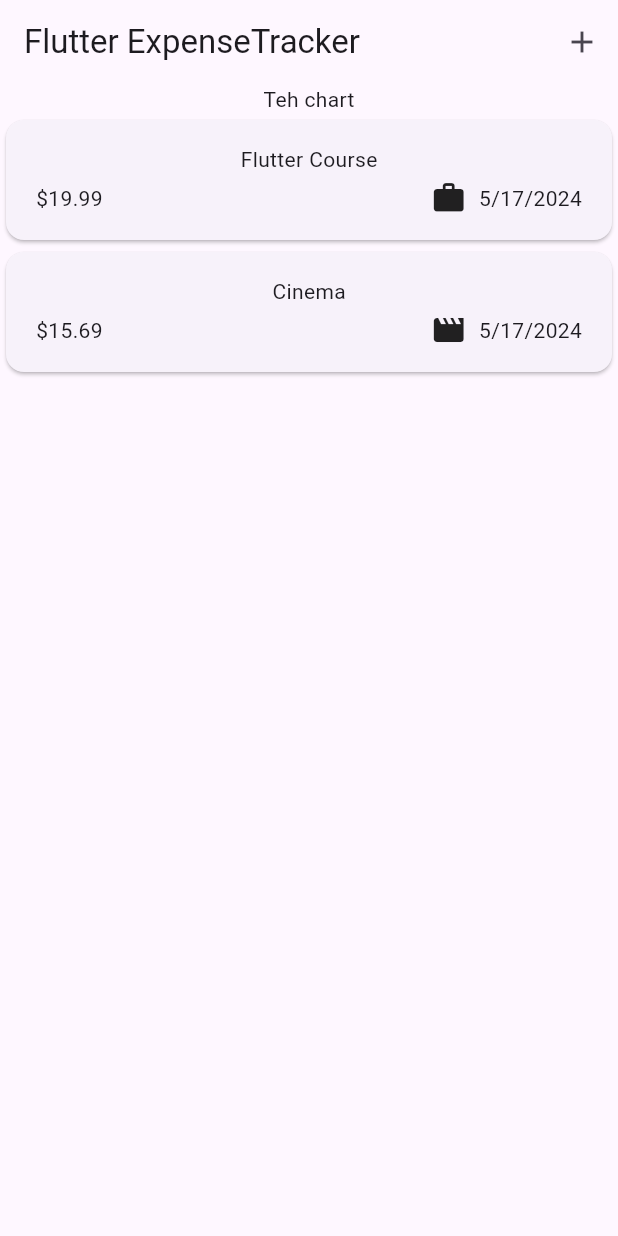
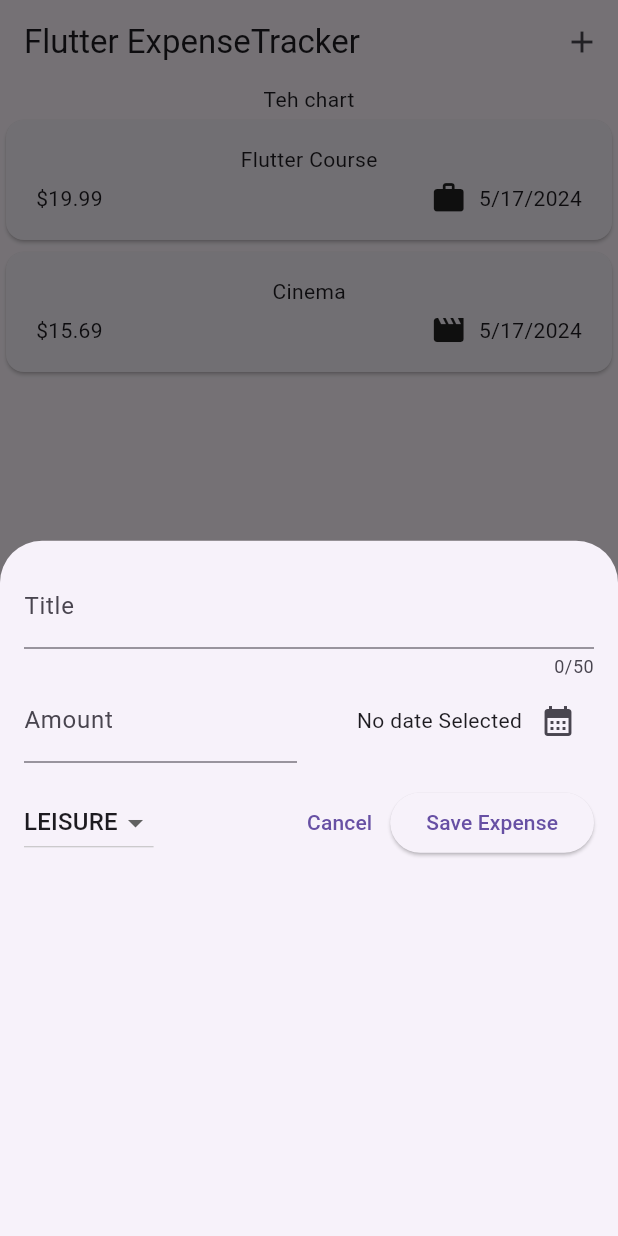
Before and after one commit to taejun864/flutter_expense_tracker, a Flutter app: the screen it shows after launch, after a tap on the "add" icon, on a phone screen of 412 x 824 dp. Run offline on Flutter 3.47's test engine with Material 3 defaults, Android fonts, the phone set to English and light mode, and no system bars.

Commit message:
working on new expense modal

```diff
--- a/lib/widgets/expenses.dart
+++ b/lib/widgets/expenses.dart
@@ -1,4 +1,5 @@
 import 'package:expense_tracker/widgets/expenses_list/expenses_list.dart';
+import 'package:expense_tracker/widgets/new_expense.dart';
 import 'package:flutter/material.dart';
 
 import 'package:expense_tracker/models/expense.dart';
@@ -28,6 +29,13 @@ class _ExpensesState extends State<Expenses> {
     ),
   ];
 
+  void _openAddExpenseOverlay() {
+    showModalBottomSheet(
+      context: context,
+      builder: (ctx) => const NewExpense(),
+    );
+  }
+
   @override
   Widget build(BuildContext context) {
     return Scaffold(
@@ -35,7 +43,7 @@ class _ExpensesState extends State<Expenses> {
         title: const Text('Flutter ExpenseTracker'),
         actions: [
           IconButton(
-            onPressed: () {},
+            onPressed: _openAddExpenseOverlay,
             icon: const Icon(Icons.add),
           ),
         ],
--- /dev/null
+++ b/lib/widgets/new_expense.dart
@@ -0,0 +1,131 @@
+import 'package:flutter/material.dart';
+
+import 'package:expense_tracker/models/expense.dart';
+
+class NewExpense extends StatefulWidget {
+  const NewExpense({super.key});
+
+  @override
+  State<NewExpense> createState() {
+    return _NewExpenseState();
+  }
+}
+
+class _NewExpenseState extends State<NewExpense> {
+  final _titleController = TextEditingController();
+  final _amountController = TextEditingController();
+  DateTime? _selectedDate;
+  Category _selectedCategory = Category.leisure;
+
+  void _presentDatePicker() async {
+    final now = DateTime.now();
+    final firstDate = DateTime(now.year - 1, now.month, now.day);
+    final pickedDate = await showDatePicker(
+      context: context,
+      initialDate: now,
+      firstDate: firstDate,
+      lastDate: now,
+    );
+    setState(() {
+      _selectedDate = pickedDate;
+    });
+  }
+
+  @override
+  void dispose() {
+    _titleController.dispose();
+    _amountController.dispose();
+    super.dispose();
+  }
+
+  @override
+  Widget build(BuildContext context) {
+    return Padding(
+      padding: const EdgeInsets.all(16),
+      child: Column(
+        children: [
+          TextField(
+            controller: _titleController,
+            maxLength: 50,
+            decoration: const InputDecoration(
+              label: Text('Title'),
+            ),
+          ),
+          Row(
+            children: [
+              Expanded(
+                child: TextField(
+                  controller: _amountController,
+                  keyboardType: TextInputType.number,
+                  decoration: const InputDecoration(
+                    prefixText: '\$',
+                    label: Text('Amount'),
+                  ),
+                ),
+              ),
+              const SizedBox(
+                width: 16,
+              ),
+              Expanded(
+                child: Row(
+                  mainAxisAlignment: MainAxisAlignment.end,
+                  crossAxisAlignment: CrossAxisAlignment.center,
+                  children: [
+                    Text(_selectedDate == null
+                        ? 'No date Selected'
+                        : formatter.format(_selectedDate!)),
+                    IconButton(
+                      onPressed: _presentDatePicker,
+                      icon: const Icon(
+                        Icons.calendar_month,
+                      ),
+                    ),
+                  ],
+                ),
+              ),
+            ],
+          ),
+          const SizedBox(height: 16),
+          Row(
+            children: [
+              DropdownButton(
+                  value: _selectedCategory,
+                  items: Category.values
+                      .map(
+                        (category) => DropdownMenuItem(
+                          value: category,
+                          child: Text(
+                            category.name.toUpperCase(),
+                          ),
+                        ),
+                      )
+                      .toList(),
+                  onChanged: (value) {
+                    if (value == null) {
+                      return;
+                    }
+                    setState(() {
+                      _selectedCategory = value;
+                    });
+                  }),
+              const Spacer(),
+              TextButton(
+                onPressed: () {
+                  Navigator.pop(context);
+                },
+                child: const Text('Cancel'),
+              ),
+              ElevatedButton(
+                onPressed: () {
+                  print(_titleController.text);
+                  print(_amountController.text);
+                },
+                child: const Text('Save Expense'),
+              ),
+            ],
+          ),
+        ],
+      ),
+    );
+  }
+}
```
Also changed, not shown: pubspec.lock.
